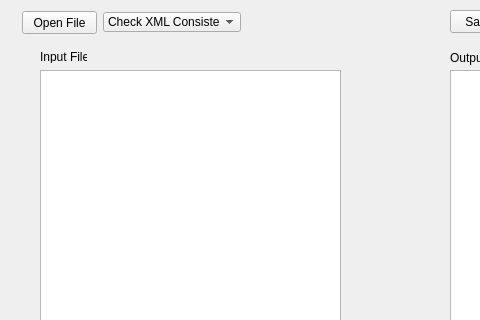
Before: the Qt Designer form mainwindow.ui in AhmadAbdElHakim/XML-Editor, drawn with Qt 5; both pictures show x 0 to 480 and y 0 to 320 of the 800 by 600 pixel window.
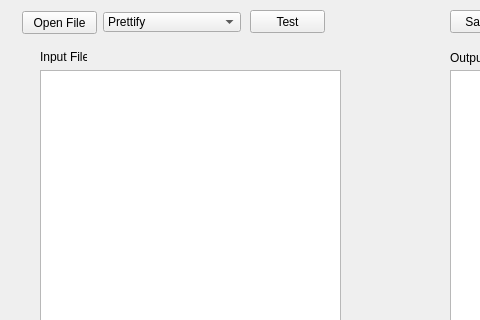
After: the same form once the commit is applied.

Diff of the .ui file:
```diff
--- a/mainwindow.ui
+++ b/mainwindow.ui
@@ -95,11 +95,6 @@
       <height>20</height>
      </rect>
     </property>
-    <item>
-     <property name="text">
-      <string>Check XML Consistency</string>
-     </property>
-    </item>
     <item>
      <property name="text">
       <string>Prettify </string>
@@ -116,7 +111,21 @@
      </property>
     </item>
    </widget>
-   <zorder>layoutWidget</zorder>
+   <widget class="QPushButton" name="pushButton">
+    <property name="geometry">
+     <rect>
+      <x>250</x>
+      <y>10</y>
+      <width>75</width>
+      <height>23</height>
+     </rect>
+    </property>
+    <property name="text">
+     <string>Test</string>
+    </property>
+   </widget>
+   <zorder>OpenFileButton</zorder>
+   <zorder>comboBox</zorder>
    <zorder>Save_Button</zorder>
    <zorder>input_text</zorder>
    <zorder>output_text</zorder>
```
Left out of the diff: 6 changed lines with no effect on the pictures.
